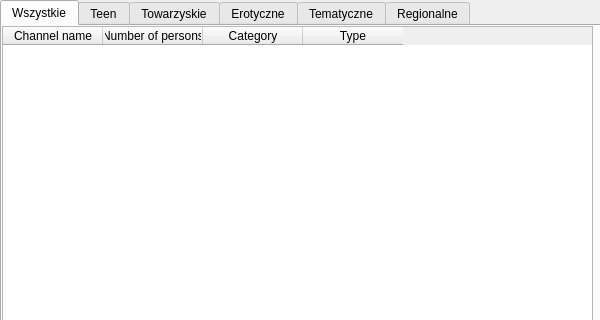
Old version of the form ui/channel_list.ui in the repository gitter-badger/simplechatclient; both pictures show x 0 to 600 and y 0 to 320 of the 600 by 507 pixel window.
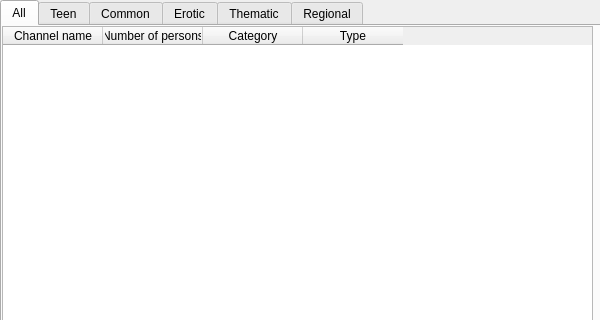
New version of the form. Icons and pictures are not drawn.

Commit message: translate channels cat; qt min 4.6.3

```diff
--- a/ui/channel_list.ui
+++ b/ui/channel_list.ui
@@ -52,7 +52,7 @@
       </property>
       <widget class="QWidget" name="tab_1">
        <attribute name="title">
-        <string>Wszystkie</string>
+        <string>All</string>
        </attribute>
        <widget class="QTableWidget" name="tableWidget_all">
         <property name="geometry">
@@ -152,7 +152,7 @@
       </widget>
       <widget class="QWidget" name="tab_3">
        <attribute name="title">
-        <string>Towarzyskie</string>
+        <string>Common</string>
        </attribute>
        <widget class="QTableWidget" name="tableWidget_towarzyskie">
         <property name="geometry">
@@ -202,7 +202,7 @@
       </widget>
       <widget class="QWidget" name="tab_4">
        <attribute name="title">
-        <string>Erotyczne</string>
+        <string>Erotic</string>
        </attribute>
        <widget class="QTableWidget" name="tableWidget_erotyczne">
         <property name="geometry">
@@ -252,7 +252,7 @@
       </widget>
       <widget class="QWidget" name="tab_5">
        <attribute name="title">
-        <string>Tematyczne</string>
+        <string>Thematic</string>
        </attribute>
        <widget class="QTableWidget" name="tableWidget_tematyczne">
         <property name="geometry">
@@ -302,7 +302,7 @@
       </widget>
       <widget class="QWidget" name="tab_6">
        <attribute name="title">
-        <string>Regionalne</string>
+        <string>Regional</string>
        </attribute>
        <widget class="QTableWidget" name="tableWidget_regionalne">
         <property name="geometry">
```
Left out of the diff: 14 changed lines with no effect on the pictures. The commit also changes 6 other files.
